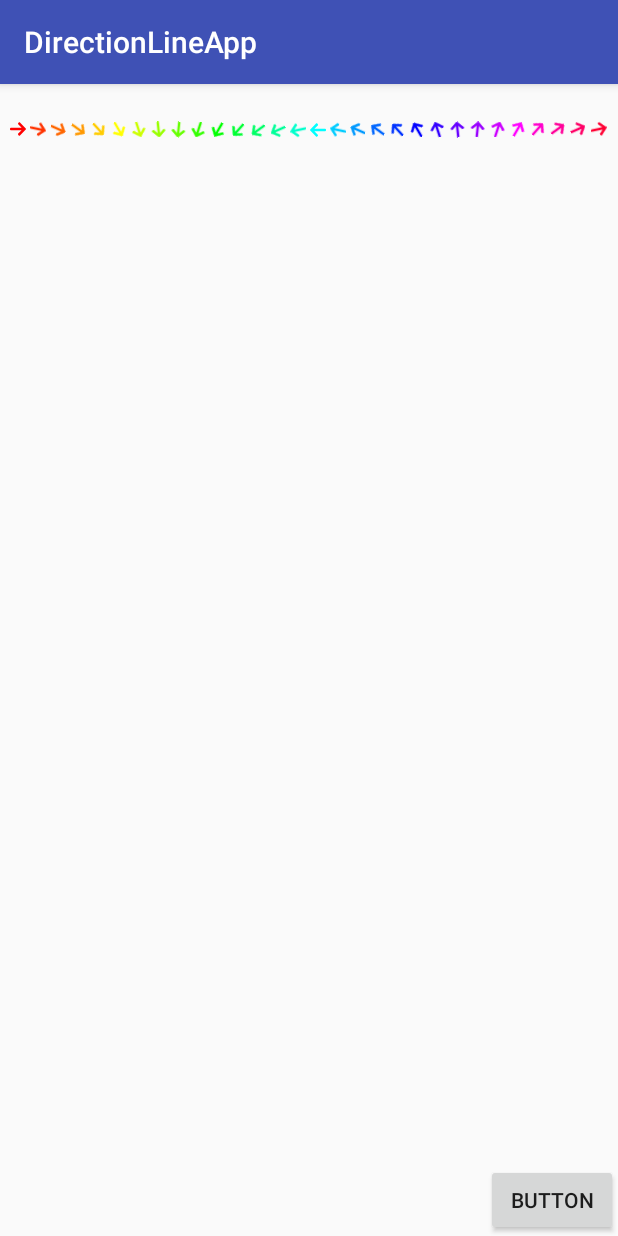
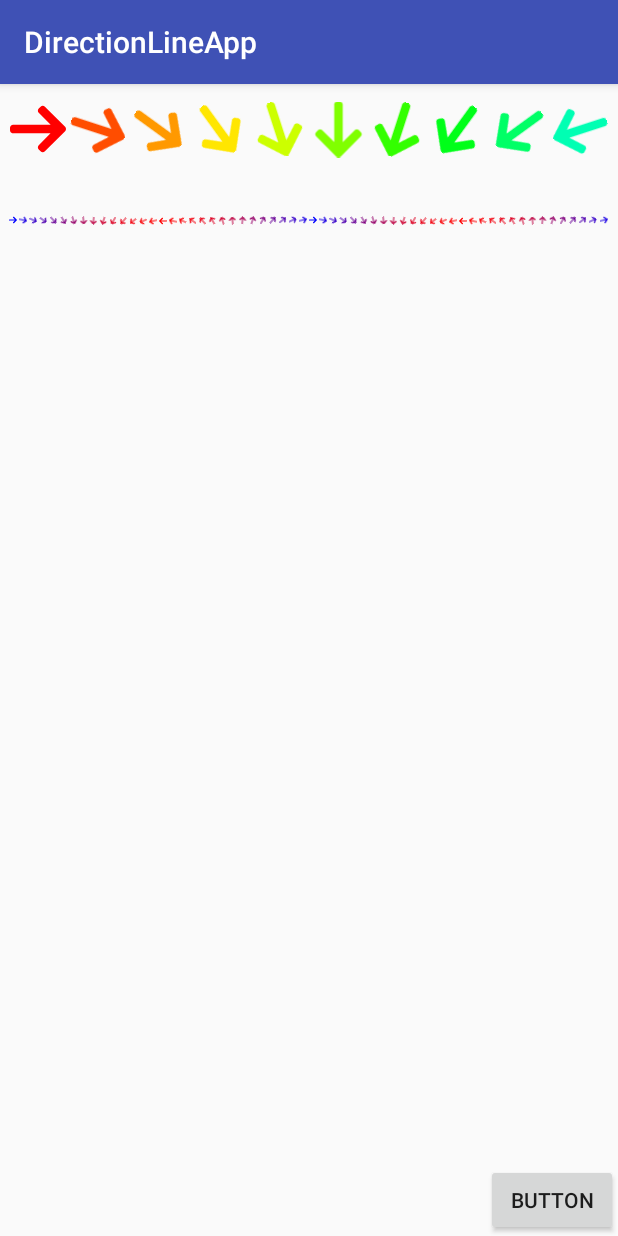
Before and after one commit to guy-4444/Direction-Line, an Android app: the screen it shows after launch (MainActivity), after a tap on "BUTTON", on a phone screen of 412 x 824 dp. Run offline under Robolectric (Android 15) with nearby library versions, the phone set to English and light mode, and no system bars.

Commit message:
Fix Activity functions..

```diff
--- a/app/build.gradle
+++ b/app/build.gradle
@@ -20,7 +20,7 @@ android {
 
 dependencies {
     implementation fileTree(dir: 'libs', include: ['*.jar'])
-    implementation 'com.android.support:appcompat-v7:28.0.0-rc02'
+    implementation 'com.android.support:appcompat-v7:28.0.0'
     implementation 'com.android.support.constraint:constraint-layout:1.1.3'
     testImplementation 'junit:junit:4.12'
     androidTestImplementation 'com.android.support.test:runner:1.0.2'
--- a/app/src/main/java/com/guy4444/directionlineapp/MainActivity.java
+++ b/app/src/main/java/com/guy4444/directionlineapp/MainActivity.java
@@ -3,6 +3,7 @@ package com.guy4444.directionlineapp;
 import android.graphics.Color;
 import android.support.v7.app.AppCompatActivity;
 import android.os.Bundle;
+import android.util.Log;
 import android.view.View;
 import android.widget.Button;
 
@@ -12,37 +13,68 @@ import directionlineapp.guy4444.com.directionline.DirectionLineLayout;
 
 public class MainActivity extends AppCompatActivity {
 
-    DirectionLineLayout directionLineLayout;
+    DirectionLineLayout directionLineLayout1;
+    DirectionLineLayout directionLineLayout2;
 
     @Override
     protected void onCreate(Bundle savedInstanceState) {
         super.onCreate(savedInstanceState);
         setContentView(R.layout.activity_main);
-        directionLineLayout = (DirectionLineLayout) findViewById(R.id.directionLineLayout);
+        directionLineLayout1 = (DirectionLineLayout) findViewById(R.id.directionLineLayout1);
+        directionLineLayout2 = (DirectionLineLayout) findViewById(R.id.directionLineLayout2);
 
-        initView();
+        initView1();
+        initView2();
 
 
         ((Button) findViewById(R.id.button)).setOnClickListener(new View.OnClickListener() {
             @Override
             public void onClick(View view) {
-                initView();
+                final int SIZE = 10;
+                ArrayList<Integer> nums = new ArrayList<>();
+                for (int i = 0; i < SIZE; i++) {
+                    nums.add((int) (i*(180 / SIZE)));
+                }
+
+                directionLineLayout1.setStepLines(MainActivity.this, DirectionLineLayout.LayoutOrientation.HORIZONTAL, 2, SIZE, R.color.skv_arrow_color, 80, R.drawable.ic_arrow);
+                for (int i = 0; i < directionLineLayout1.getSize(); i++) {
+                    directionLineLayout1.setUnitDirection(i, nums.get(i));
+                    int color = Color.HSVToColor(255, new float[]{(float) nums.get(i), 1.0f, 1.0f});
+                    directionLineLayout1.setUnitColor(i, (int) color);
+                }
             }
         });
     }
 
-    private void initView() {
+    private void initView1() {
         final int SIZE = 30;
         ArrayList<Integer> nums = new ArrayList<>();
         for (int i = 0; i < SIZE; i++) {
-            nums.add((int) (i*(360.0 / SIZE)));
+            nums.add((int) (i*(360 / SIZE)));
         }
 
-        directionLineLayout.setStepLines(this, DirectionLineLayout.LayoutOrientation.HORIZONTAL, 2, SIZE, R.color.skv_arrow_color, 80, R.drawable.ic_arrow);
-        for (int i = 0; i < directionLineLayout.getSize(); i++) {
-            directionLineLayout.setUnitDirection(i, nums.get(i));
+        directionLineLayout1.setStepLines(this, DirectionLineLayout.LayoutOrientation.HORIZONTAL, 2, SIZE, R.color.skv_arrow_color, 80, R.drawable.ic_arrow);
+        for (int i = 0; i < directionLineLayout1.getSize(); i++) {
+            directionLineLayout1.setUnitDirection(i, nums.get(i));
             int color = Color.HSVToColor(255, new float[]{(float) nums.get(i), 1.0f, 1.0f});
-            directionLineLayout.setUnitColor(i, (int) color);
+            directionLineLayout1.setUnitColor(i, (int) color);
+        }
+    }
+
+    private void initView2() {
+        final int SIZE = 60;
+        ArrayList<Integer> nums = new ArrayList<>();
+        for (int i = 0; i < SIZE; i++) {
+            nums.add((int) (i*(720.0 / SIZE)));
+        }
+
+        directionLineLayout2.setStepLines(this, DirectionLineLayout.LayoutOrientation.HORIZONTAL, 1, 60, R.color.skv_arrow_color, 40, R.drawable.ic_arrow);
+        for (int i = 0; i < directionLineLayout2.getSize(); i++) {
+            double yaw = nums.get(i);
+            directionLineLayout2.setUnitDirection(i, (int) yaw);
+            double X = Math.abs(Math.sin(yaw/360.0*Math.PI)) * 255;
+            int color = Color.rgb((int) X, 0, (int) (255-X));
+            directionLineLayout2.setUnitColor(i, color);
         }
     }
 }
--- a/app/src/main/res/layout/activity_main.xml
+++ b/app/src/main/res/layout/activity_main.xml
@@ -8,11 +8,18 @@
     tools:context=".MainActivity">
 
     <directionlineapp.guy4444.com.directionline.DirectionLineLayout
-        android:id="@+id/directionLineLayout"
+        android:id="@+id/directionLineLayout1"
         android:layout_width="match_parent"
         android:layout_height="50dp"
-        android:layout_alignParentEnd="true"
         android:layout_alignParentTop="true"
+        android:layout_margin="5dp"
+        android:orientation="horizontal" />
+
+    <directionlineapp.guy4444.com.directionline.DirectionLineLayout
+        android:id="@+id/directionLineLayout2"
+        android:layout_width="match_parent"
+        android:layout_below="@id/directionLineLayout1"
+        android:layout_height="50dp"
         android:layout_margin="5dp"
         android:orientation="horizontal" />
 
--- a/build.gradle
+++ b/build.gradle
@@ -7,7 +7,7 @@ buildscript {
         jcenter()
     }
     dependencies {
-        classpath 'com.android.tools.build:gradle:3.1.4'
+        classpath 'com.android.tools.build:gradle:3.2.1'
         classpath 'com.github.dcendents:android-maven-gradle-plugin:2.0'
 
         // NOTE: Do not place your application dependencies here; they belong
--- a/directionline/build.gradle
+++ b/directionline/build.gradle
@@ -30,7 +30,7 @@ android {
 dependencies {
     implementation fileTree(dir: 'libs', include: ['*.jar'])
 
-    implementation 'com.android.support:appcompat-v7:28.0.0-rc02'
+    implementation 'com.android.support:appcompat-v7:28.0.0'
     testImplementation 'junit:junit:4.12'
     androidTestImplementation 'com.android.support.test:runner:1.0.2'
     androidTestImplementation 'com.android.support.test.espresso:espresso-core:3.0.2'
```
Also changed, not shown: gradle/wrapper/gradle-wrapper.properties.
